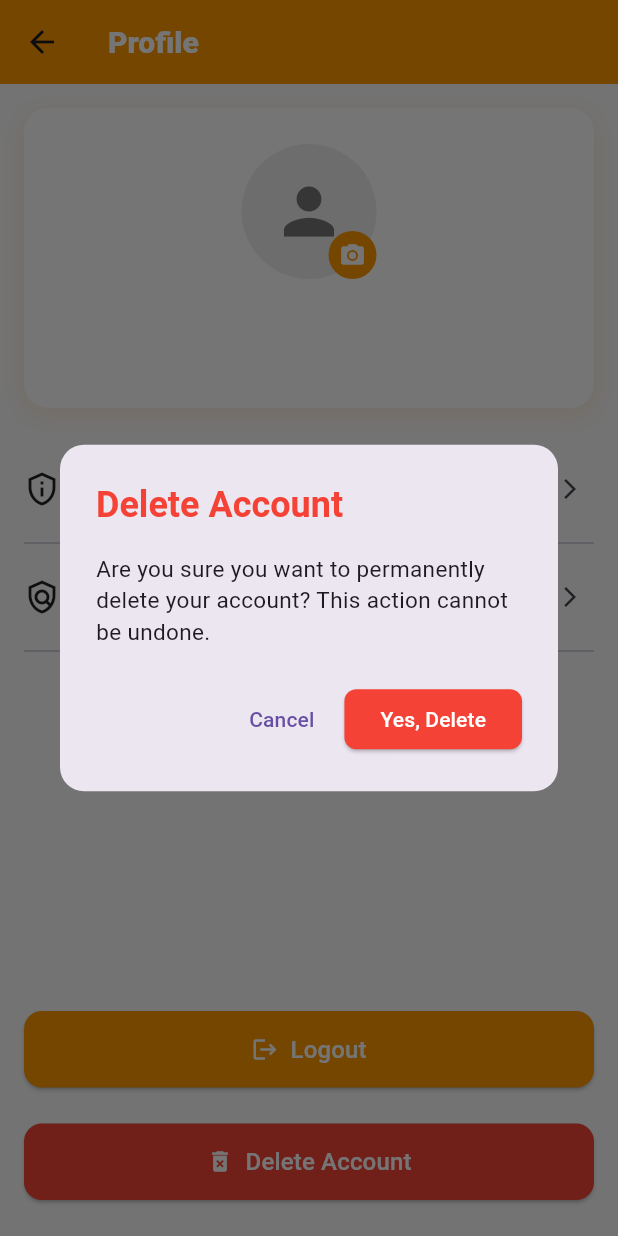
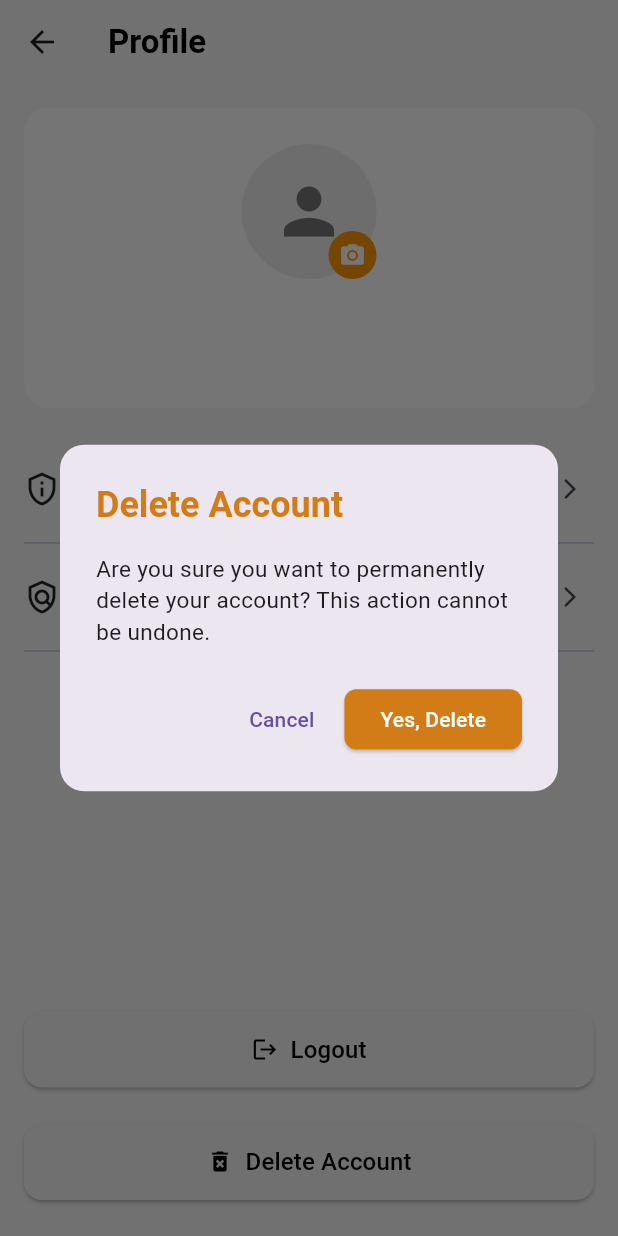
Before and after one commit to Mdkaifee/Glowante_onboarding_latest, a Flutter app: the ProfileScreen screen opened directly, after a tap on "Delete Account", on a phone screen of 412 x 824 dp. Run offline on Flutter 3.47's test engine with Material 3 defaults, Android fonts, the phone set to English and light mode, and no system bars; our stand-ins replace dotted_border, firebase_core, firebase_messaging, flutter_bloc, flutter_dotenv, flutter_local_notifications and 4 more; missing offline and left inert: aws_s3_api, flutter_google_places_sdk; accounts and stored records are empty.

Commit message:
Updated profile screen

```diff
--- a/lib/screens/AddBookings.dart
+++ b/lib/screens/AddBookings.dart
@@ -1635,14 +1635,14 @@ ElevatedButton(
 ),
                 const SizedBox(height: 16),
                 //ID
-                const _FieldLabel('Customer ID'),
-                TextFormField(
-                  controller: _clientIdCtrl,
-                  decoration: _inputDecoration('Customer ID'),
-                  validator: (v) =>
-                      (v == null || v.trim().isEmpty) ? 'Required' : null,
-                ),
-                const SizedBox(height: 16),
+                // const _FieldLabel('Customer ID'),
+                // TextFormField(
+                //   controller: _clientIdCtrl,
+                //   decoration: _inputDecoration('Customer ID'),
+                //   validator: (v) =>
+                //       (v == null || v.trim().isEmpty) ? 'Required' : null,
+                // ),
+                // const SizedBox(height: 16),
                 // Client Name (First + Last side by side)
 Row(
   children: [
--- a/lib/screens/profile_screen.dart
+++ b/lib/screens/profile_screen.dart
@@ -4,7 +4,7 @@ import '../utils/api_service.dart';
 import 'login_screen.dart';
 import 'package:shared_preferences/shared_preferences.dart';
 import 'package:flutter/services.dart';
-
+import '../utils/colors.dart';
 class ProfileScreen extends StatefulWidget {
   const ProfileScreen({super.key});
 
@@ -190,7 +190,7 @@ class _ProfileScreenState extends State<ProfileScreen> {
                 "Delete Account",
                 style: TextStyle(
                   fontWeight: FontWeight.bold,
-                  color: Colors.red,
+                  color: AppColors.starColor,
                 ),
               ),
               content: const Text(
@@ -204,7 +204,7 @@ class _ProfileScreenState extends State<ProfileScreen> {
                 ),
                 ElevatedButton(
                   style: ElevatedButton.styleFrom(
-                    backgroundColor: Colors.red,
+                    backgroundColor: AppColors.starColor,
                     foregroundColor: Colors.white,
                     shape: RoundedRectangleBorder(
                       borderRadius: BorderRadius.circular(8),
@@ -234,22 +234,18 @@ class _ProfileScreenState extends State<ProfileScreen> {
   @override
   Widget build(BuildContext context) {
     return Scaffold(
-      backgroundColor: Colors.grey[50],
+      backgroundColor: AppColors.white,
       appBar: AppBar(
-        backgroundColor: Colors.orange,
+        backgroundColor: AppColors.white,
         elevation: 0,
         centerTitle: false,
         title: const Text(
           'Profile',
-          style: TextStyle(
-            color: Colors.white,
-            fontWeight: FontWeight.w800,
-            fontSize: 20,
-          ),
+          style: TextStyle(color: Colors.black, fontWeight: FontWeight.w700),
         ),
-        systemOverlayStyle: SystemUiOverlayStyle.light.copyWith(
-          statusBarColor: Colors.orange,
-        ),
+        // systemOverlayStyle: SystemUiOverlayStyle.light.copyWith(
+        //   statusBarColor: Colors.orange,
+        // ),
       ),
       body: Column(
         children: [
@@ -261,13 +257,6 @@ class _ProfileScreenState extends State<ProfileScreen> {
             decoration: BoxDecoration(
               color: Colors.white,
               borderRadius: BorderRadius.circular(16),
-              boxShadow: [
-                BoxShadow(
-                  color: Colors.orange.withOpacity(0.15),
-                  blurRadius: 12,
-                  offset: const Offset(0, 4),
-                ),
-              ],
             ),
             child: Column(
               children: [
@@ -336,8 +325,8 @@ class _ProfileScreenState extends State<ProfileScreen> {
                 icon: const Icon(Icons.logout),
                 label: const Text("Logout", style: TextStyle(fontSize: 16)),
                 style: ElevatedButton.styleFrom(
-                  backgroundColor: Colors.orange,
-                  foregroundColor: Colors.white,
+                  backgroundColor: AppColors.lightGrey,
+                  foregroundColor: Colors.black,
                   padding: const EdgeInsets.symmetric(vertical: 14),
                   shape: RoundedRectangleBorder(
                     borderRadius: BorderRadius.circular(12),
@@ -357,8 +346,8 @@ class _ProfileScreenState extends State<ProfileScreen> {
                 icon: const Icon(Icons.delete_forever),
                 label: const Text("Delete Account", style: TextStyle(fontSize: 16)),
                 style: ElevatedButton.styleFrom(
-                  backgroundColor: Colors.red,
-                  foregroundColor: Colors.white,
+                  backgroundColor: AppColors.lightGrey,
+                  foregroundColor: Colors.black,
                   padding: const EdgeInsets.symmetric(vertical: 14),
                   shape: RoundedRectangleBorder(
                     borderRadius: BorderRadius.circular(12),
--- a/lib/utils/api_service.dart
+++ b/lib/utils/api_service.dart
@@ -15,7 +15,7 @@ import 'dart:async';
 
 class ApiService {
   static const String baseUrl = "https://dev-api.glowante.com/";
-  // static const String baseUrl = "https://963f547861b8.ngrok-free.app/";
+  // static const String baseUrl = "https://c1e1a0e7513d.ngrok-free.app/";
   static const String userLogin = "auth/login";
   static const String verifyOtpEndpoint = "auth/verify-otp";
   static const String resendOtpEndpoint = "auth/resend_otp";
```
Also changed, not shown: 1 other file.
